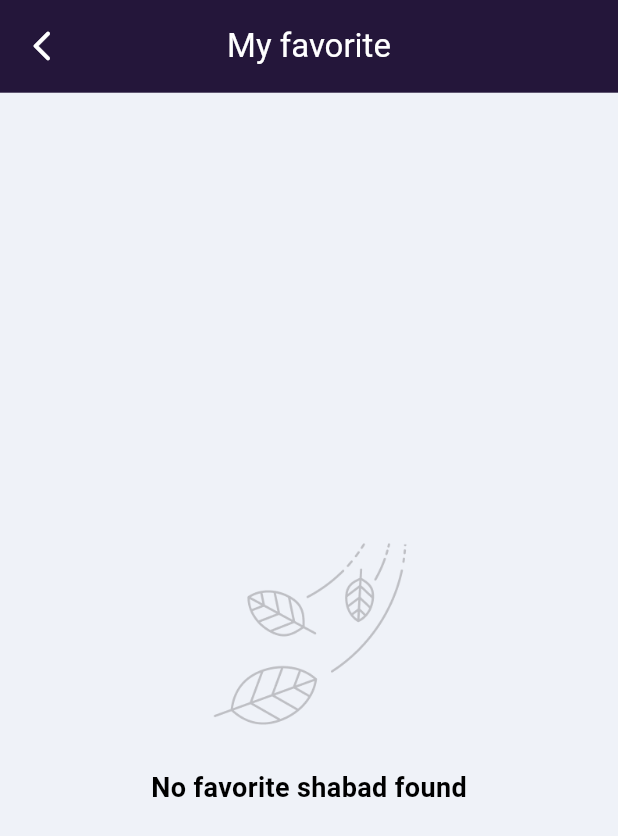
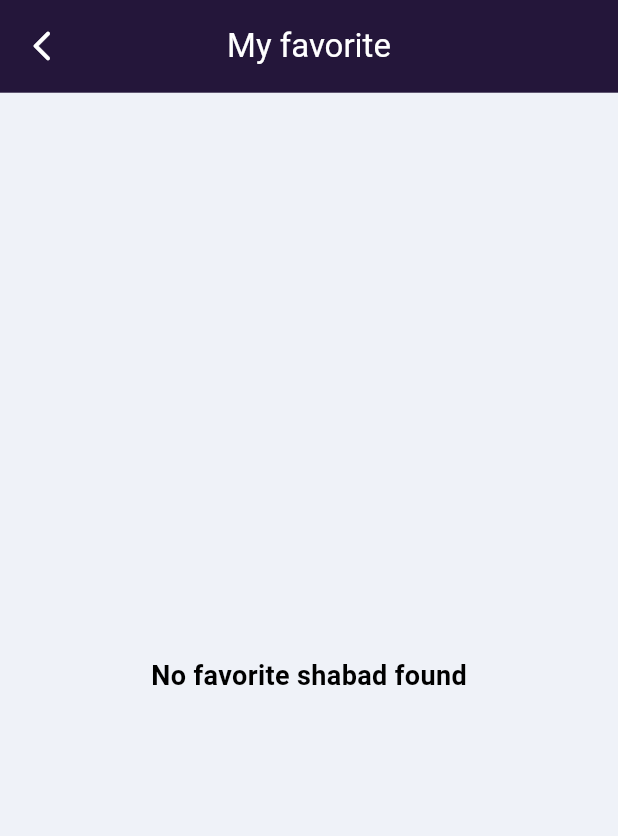
Before and after one commit to techbase2brand/shabadguru-Tabs, a Flutter app: the MyFavoriteShabadScreen screen opened directly, on a phone screen of 412 x 824 dp. Shown: the top 836 px of the screen. Run offline on Flutter 3.47's test engine with Material 3 defaults, Android fonts, the phone set to English and light mode, and no system bars; our stand-ins replace audio_service, audio_video_progress_bar, device_info_plus, firebase_core, firebase_messaging, flutter_local_notifications and 11 more; missing offline and left inert: action_broadcast, custom_pop_up_menu_fork; accounts and stored records are empty; network calls fail; Roboto replaces fonts that are missing (assets/fonts/Poppins-Regular.ttf).

Commit message:
Remove search icon or removed youtube line in The kirtanis page or News latter subscribe functionality

```diff
--- a/lib/screens/email_subscribe/email_subcribe_screen.dart
+++ b/lib/screens/email_subscribe/email_subcribe_screen.dart
@@ -79,8 +79,8 @@ class EmailSubscribeScreen extends StatelessWidget {
                           width: screenWidth > 800
                               ? 300.00
                               : screenWidth / 1.2, // Desired width
-                          // Form(
-                          //   key: controller.formKey,
+                          child: Form(
+                            key: controller.formKey,
                             child: TextFormField(
                               controller: controller.emailController,
                               style: TextStyle(
@@ -126,7 +126,7 @@ class EmailSubscribeScreen extends StatelessWidget {
                                 ),
                               ),
                             ),
-                          // ),
+                          ),
                         ),
                         const SizedBox(
                           height: 60,
--- a/lib/screens/email_subscribe/email_subscribe_controller.dart
+++ b/lib/screens/email_subscribe/email_subscribe_controller.dart
@@ -20,6 +20,8 @@ class EmailSubscrieController extends GetxController {
       final body = jsonEncode({
         'email': emailController.text,
       });
+     print('Sending data: $body');
+
       await apiRepository.emailSubscribe(body);
       emailController.clear();
       showLoading = false;
--- a/lib/screens/my_favorite_shabad/my_favorite_shabad_screen.dart
+++ b/lib/screens/my_favorite_shabad/my_favorite_shabad_screen.dart
@@ -51,22 +51,22 @@ class MyFavoriteShabadScreen extends StatelessWidget {
               'My favorite',
               style: TextStyle(color: Colors.white),
             ),
-            actions: [
-              Obx(
-                () => !controller.isSearchEnable.value &&
-                        controller.myFavoriteShabad.isNotEmpty
-                    ? IconButton(
-                        onPressed: () {
-                          controller.isSearchEnable.value = true;
-                        },
-                        icon: const Icon(
-                          Icons.search,
-                          color: Colors.white,
-                        ),
-                      )
-                    : const IgnorePointer(),
-              ),
-            ],
+            // actions: [
+            //   Obx(
+            //     () => !controller.isSearchEnable.value &&
+            //             controller.myFavoriteShabad.isNotEmpty
+            //         ? IconButton(
+            //             onPressed: () {
+            //               controller.isSearchEnable.value = true;
+            //             },
+            //             icon: const Icon(
+            //               Icons.search,
+            //               color: Colors.white,
+            //             ),
+            //           )
+            //         : const IgnorePointer(),
+            //   ),
+            // ],
           ),
           body: Column(
             children: [
@@ -129,11 +129,11 @@ class MyFavoriteShabadScreen extends StatelessWidget {
                     child: Column(
                       mainAxisSize: MainAxisSize.min,
                       children: [
-                        Image.asset(
-                          'assets/images/empty_search.png',
-                          width: 150,
-                          height: 150,
-                        ),
+                        // Image.asset(
+                        //   'assets/images/empty_search.png',
+                        //   width: 150,
+                        //   height: 150,
+                        // ),
                         const SizedBox(
                           height: 15,
                         ),
--- a/lib/screens/the_kirtanis/the_kirtanis_screen.dart
+++ b/lib/screens/the_kirtanis/the_kirtanis_screen.dart
@@ -89,7 +89,7 @@ class TheKirtanisScreen extends StatelessWidget {
                         Container(
                           margin: const EdgeInsets.symmetric(horizontal: 15),
                           child: Text(
-                            'The Kirtan on this website has been sung by the students of Baru Sahib (Kalgidhar Society). These young students have been trained in Raags by dozens of accomplished Professors of Raagas (Music).Anahad BaniwithTantiSaaz has been undertaken by these students for the first time in the history of Sikh television. It is a mesmerizing Raag Aadharit rendition of the complete Guru Granth Sahib Ji. All the Kirtan you hear on this website is the audio files of the Kirtan they sung on television. More information on the Kalgidhar Society is available on https://barusahib.org/. You can also see the Baru Sahib students doing Kirtan on the youtube link below.',
+                            'The Kirtan on this website has been sung by the students of Baru Sahib (Kalgidhar Society). These young students have been trained in Raags by dozens of accomplished Professors of Raagas (Music).Anahad BaniwithTantiSaaz has been undertaken by these students for the first time in the history of Sikh television. It is a mesmerizing Raag Aadharit rendition of the complete Guru Granth Sahib Ji. All the Kirtan you hear on this website is the audio files of the Kirtan they sung on television. More information on the Kalgidhar Society is available on https://barusahib.org/.',
                             textAlign: TextAlign.center,
                             style: TextStyle(
                                 fontFamily: poppinsMedium,
```
Also changed, not shown: lib/screens/library/library_screen.dart (+5 -5 lines), lib/screens/library_details/library_details.dart (+20 -20 lines), lib/screens/raag_select/raag_select_page.dart (+15 -15 lines), lib/screens/select_playlist/select_playlist_screen.dart (+5 -5 lines), lib/screens/select_shabad/select_shabad_page.dart (+15 -15 lines). Lines whose indentation alone changed are shown as unchanged.
